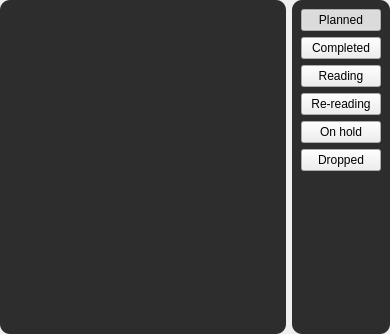
Above: data/ui/library.ui from brandonzorn/Nlight before the change. Below: the same form after it.
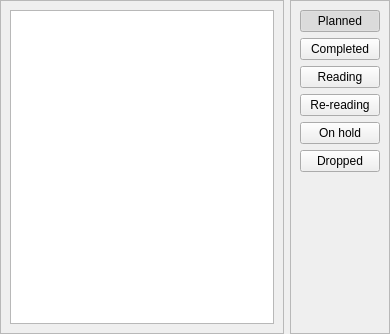
That is the form after the change.

```diff
--- a/data/ui/library.ui
+++ b/data/ui/library.ui
@@ -14,11 +14,7 @@
    <string>Library</string>
   </property>
   <property name="styleSheet">
-   <string notr="true">QFrame {
-	border-radius: 10px;
-	background-color: rgb(45, 45, 45);
-	color: rgb(255, 255, 255);
-}</string>
+   <string notr="true"/>
   </property>
   <layout class="QHBoxLayout" name="horizontalLayout">
    <property name="leftMargin">
```
